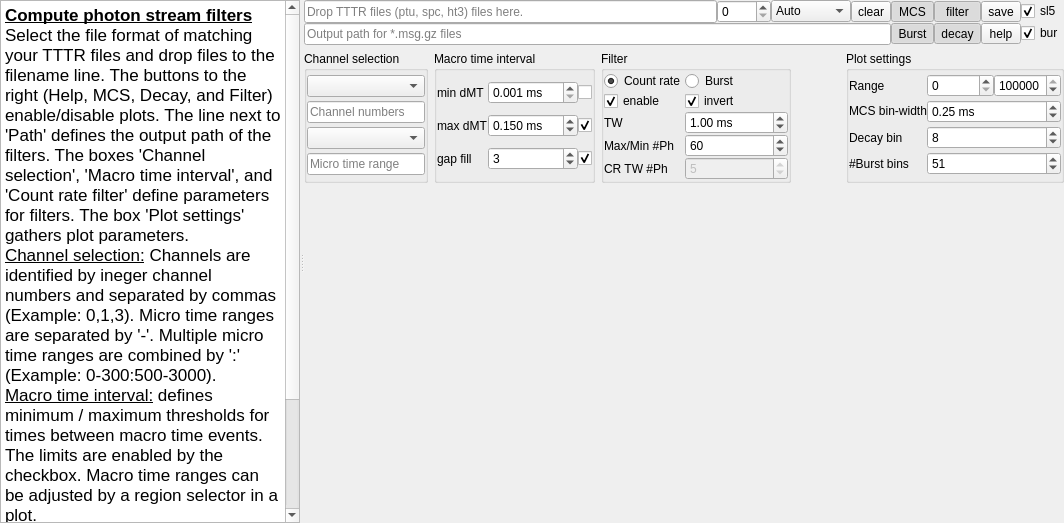
The window that chisurf/gui/widgets/wizard/tttr_photon_filter.ui (Fluorescence-Tools/chisurf) describes before a commit, drawn with Qt 5.
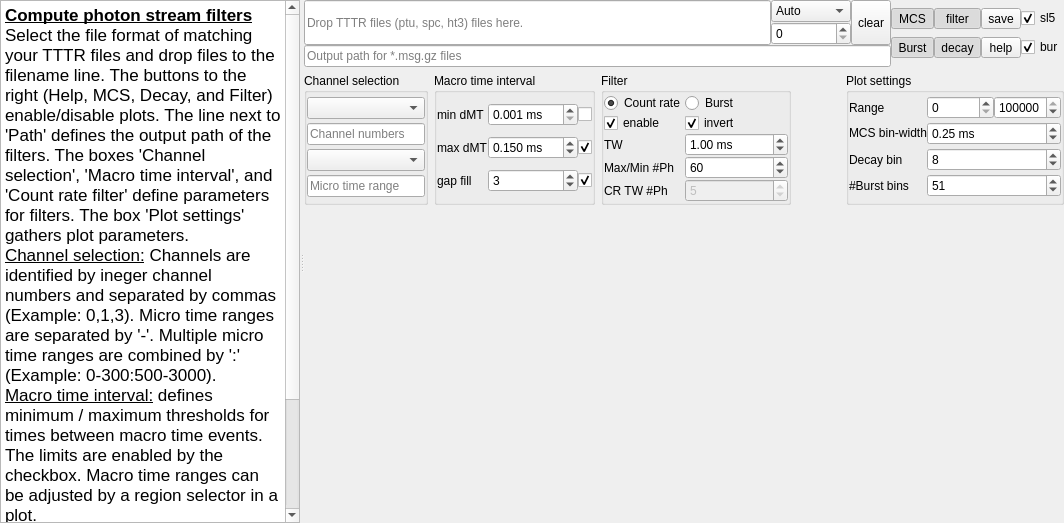
The same window after the commit.

Commit message: * Add progressbar to save_selection * Add kwarg for intensity trace bin width * Simplify filetype return (requires tttrlib >= 0.26) * Optimize GUI

Patch:
```diff
--- a/chisurf/gui/widgets/wizard/tttr_photon_filter.ui
+++ b/chisurf/gui/widgets/wizard/tttr_photon_filter.ui
@@ -242,31 +242,24 @@
           </layout>
          </item>
          <item row="0" column="7">
-          <layout class="QHBoxLayout" name="horizontalLayout_2">
-           <property name="spacing">
-            <number>0</number>
-           </property>
-           <item>
+          <layout class="QGridLayout" name="gridLayout_9">
+           <item row="0" column="0" rowspan="3">
             <widget class="QLineEdit" name="lineEdit">
              <property name="sizePolicy">
-              <sizepolicy hsizetype="Expanding" vsizetype="Minimum">
+              <sizepolicy hsizetype="Expanding" vsizetype="Expanding">
                <horstretch>0</horstretch>
                <verstretch>0</verstretch>
               </sizepolicy>
              </property>
+             <property name="styleSheet">
+              <string notr="true"/>
+             </property>
              <property name="placeholderText">
               <string>Drop TTTR files (ptu, spc, ht3) files here.</string>
              </property>
             </widget>
            </item>
-           <item>
-            <widget class="QSpinBox" name="spinBox_4">
-             <property name="maximum">
-              <number>9999</number>
-             </property>
-            </widget>
-           </item>
-           <item>
+           <item row="0" column="2">
             <widget class="QComboBox" name="comboBox">
              <property name="sizePolicy">
               <sizepolicy hsizetype="Minimum" vsizetype="Fixed">
@@ -301,10 +294,10 @@
              </item>
             </widget>
            </item>
-           <item>
+           <item row="0" column="3" rowspan="3">
             <widget class="QToolButton" name="toolButton_6">
              <property name="sizePolicy">
-              <sizepolicy hsizetype="Minimum" vsizetype="Fixed">
+              <sizepolicy hsizetype="Minimum" vsizetype="Minimum">
                <horstretch>0</horstretch>
                <verstretch>0</verstretch>
               </sizepolicy>
@@ -314,6 +307,13 @@
              </property>
             </widget>
            </item>
+           <item row="1" column="2">
+            <widget class="QSpinBox" name="spinBox_4">
+             <property name="maximum">
+              <number>9999</number>
+             </property>
+            </widget>
+           </item>
           </layout>
          </item>
         </layout>
```
Left out of the diff: 94 changed lines with no effect on the pictures. The commit also changes 2 other files.
